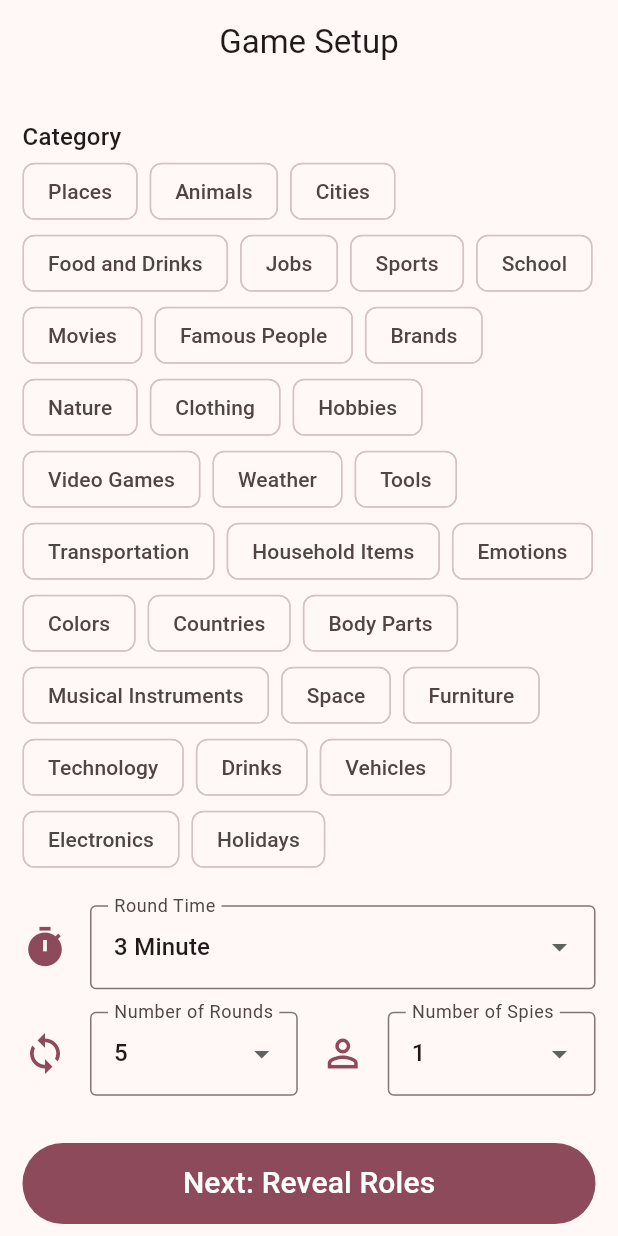
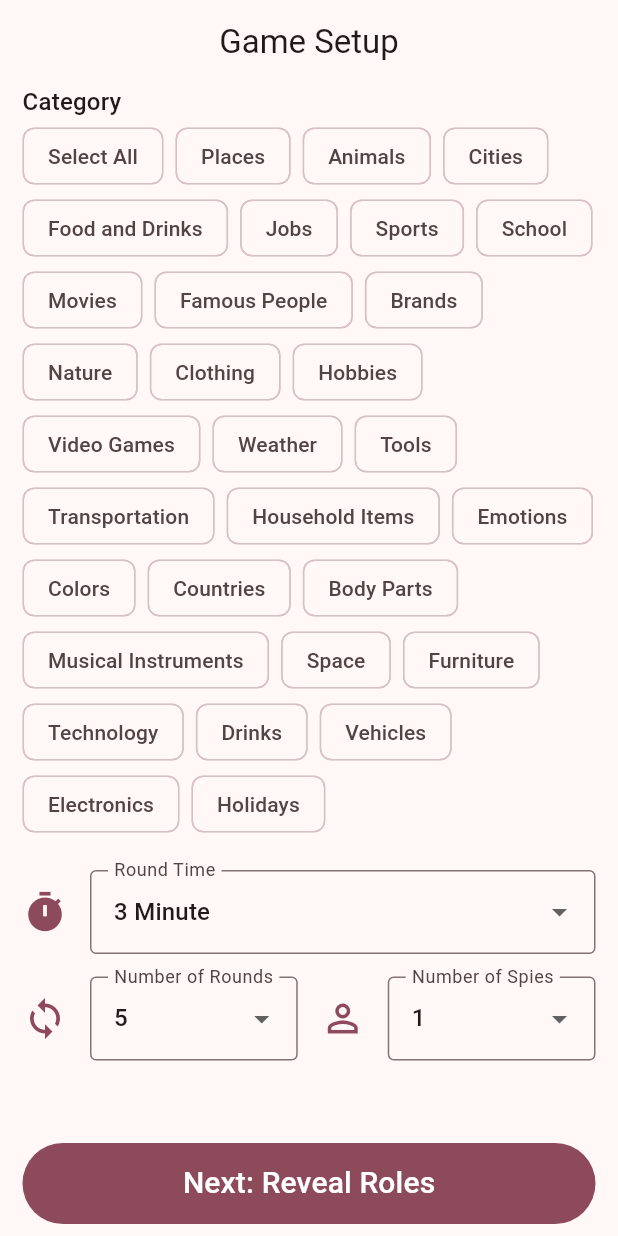
Before and after one commit to TiimmyFTurner/spot_the_spy, a Flutter app: the GameSetupScreen screen opened by its route, on a phone screen of 412 x 824 dp. Run offline on Flutter 3.47's test engine with Material 3 defaults, Android fonts, the phone set to English and light mode, and no system bars; our stand-ins replace action_slider, audioplayers, flutter_riverpod, freezed_annotation, go_router, riverpod_annotation and 1 more; accounts and stored records are empty; generated files the repository leaves out were written again.

Commit message:
add select all option to category selector

```diff
--- a/lib/l10n/app_localizations.dart
+++ b/lib/l10n/app_localizations.dart
@@ -358,6 +358,18 @@ abstract class AppLocalizations {
   /// In en, this message translates to:
   /// **'You need at least 1 category to play the game.'**
   String get categoryCountError;
+
+  /// No description provided for @selectAll.
+  ///
+  /// In en, this message translates to:
+  /// **'Select All'**
+  String get selectAll;
+
+  /// No description provided for @unselectAll.
+  ///
+  /// In en, this message translates to:
+  /// **'Unselect All'**
+  String get unselectAll;
 }
 
 class _AppLocalizationsDelegate extends LocalizationsDelegate<AppLocalizations> {
--- a/lib/l10n/app_localizations_en.dart
+++ b/lib/l10n/app_localizations_en.dart
@@ -171,4 +171,10 @@ class AppLocalizationsEn extends AppLocalizations {
 
   @override
   String get categoryCountError => 'You need at least 1 category to play the game.';
+
+  @override
+  String get selectAll => 'Select All';
+
+  @override
+  String get unselectAll => 'Unselect All';
 }
--- a/lib/l10n/app_localizations_fa.dart
+++ b/lib/l10n/app_localizations_fa.dart
@@ -171,4 +171,10 @@ class AppLocalizationsFa extends AppLocalizations {
 
   @override
   String get categoryCountError => 'برای این بازی حداقل به یک دسته بندی نیاز دارید.';
+
+  @override
+  String get selectAll => 'انتخاب همه';
+
+  @override
+  String get unselectAll => 'لغو انتخاب همه';
 }
--- a/lib/l10n/intl_en.arb
+++ b/lib/l10n/intl_en.arb
@@ -64,5 +64,6 @@
   "spyCaughtQuestion": "Spy Got Caught?",
   "yes": "Yes",
   "no": "No",
-  "categoryCountError": "You need at least 1 category to play the game."
+  "categoryCountError": "You need at least 1 category to play the game.",
+  "selectAll": "Select All",
 }
--- a/lib/l10n/intl_fa.arb
+++ b/lib/l10n/intl_fa.arb
@@ -64,6 +64,6 @@
   "spyCaughtQuestion": "جاسوس پیدا شد؟",
   "yes": "بله",
   "no": "خیر",
-  "categoryCountError": "برای این بازی حداقل به یک دسته بندی نیاز دارید."
-
+  "categoryCountError": "برای این بازی حداقل به یک دسته بندی نیاز دارید.",
+  "selectAll": "انتخاب همه",
 }
--- a/lib/presentation/screens/game_setup_screen.dart
+++ b/lib/presentation/screens/game_setup_screen.dart
@@ -36,19 +36,27 @@ class _GameSetupScreenState extends ConsumerState<GameSetupScreen> {
         child: Padding(
           padding: const EdgeInsets.symmetric(horizontal: 15),
           child: Column(
+            children: [
+              Expanded(
+                child: Column(
                   crossAxisAlignment: CrossAxisAlignment.start,
                   children: [
-              Expanded(child: Container()),
                     Text(
                       AppLocalizations.of(context)!.category,
                       style: Theme.of(context).textTheme.titleMedium,
                     ),
-              MultiCategorySelector(
+                    Flexible(
+                      child: SingleChildScrollView(
+                        child: MultiCategorySelector(
                           allCategories: categories,
                           selected: selectedCategories,
                           onSelectionChanged: (selectedList) {
-                  ref.read(categoryProvider.notifier).set(selectedList);
+                            ref
+                                .read(categoryProvider.notifier)
+                                .set(selectedList);
                           },
+                        ),
+                      ),
                     ),
                     SizedBox(height: 20),
                     Row(
@@ -56,7 +64,11 @@ class _GameSetupScreenState extends ConsumerState<GameSetupScreen> {
                       mainAxisAlignment: MainAxisAlignment.start,
                       mainAxisSize: MainAxisSize.min,
                       children: [
-                  Icon(Icons.timer,size: 30,color: Theme.of(context).colorScheme.primary,),
+                        Icon(
+                          Icons.timer,
+                          size: 30,
+                          color: Theme.of(context).colorScheme.primary,
+                        ),
                         SizedBox(width: 15),
                         Expanded(
                           child: DropdownButtonFormField<int>(
@@ -89,13 +101,18 @@ class _GameSetupScreenState extends ConsumerState<GameSetupScreen> {
                     SizedBox(height: 15),
                     Row(
                       children: [
-                  Icon(Icons.loop,size: 30,color: Theme.of(context).colorScheme.primary,),
+                        Icon(
+                          Icons.loop,
+                          size: 30,
+                          color: Theme.of(context).colorScheme.primary,
+                        ),
                         SizedBox(width: 15),
                         Expanded(
                           child: DropdownButtonFormField<int>(
                             decoration: InputDecoration(
                               border: const OutlineInputBorder(),
-                        labelText: AppLocalizations.of(context)!.roundCount,
+                              labelText:
+                                  AppLocalizations.of(context)!.roundCount,
                             ),
                             value: ref.watch(roundCountProvider),
                             items:
@@ -115,12 +132,18 @@ class _GameSetupScreenState extends ConsumerState<GameSetupScreen> {
                                   );
                                 }).toList(),
                             onChanged: (int? newValue) {
-                        ref.read(roundCountProvider.notifier).set(newValue!);
+                              ref
+                                  .read(roundCountProvider.notifier)
+                                  .set(newValue!);
                             },
                           ),
                         ),
                         SizedBox(width: 15),
-                  Icon(Icons.person_outline,size: 30,color: Theme.of(context).colorScheme.primary,),
+                        Icon(
+                          Icons.person_outline,
+                          size: 30,
+                          color: Theme.of(context).colorScheme.primary,
+                        ),
                         SizedBox(width: 15),
                         Expanded(
                           child: DropdownButtonFormField<int>(
@@ -131,7 +154,8 @@ class _GameSetupScreenState extends ConsumerState<GameSetupScreen> {
                             value: ref.watch(spyCountProvider),
                             items:
                                 List.generate(
-                            (ref.read(playerNamesProvider).length ~/ 3) + 1,
+                                  (ref.read(playerNamesProvider).length ~/ 3) +
+                                      1,
                                   (index) => index + 1,
                                 ).map<DropdownMenuItem<int>>((int spyCount) {
                                   return DropdownMenuItem<int>(
@@ -146,13 +170,19 @@ class _GameSetupScreenState extends ConsumerState<GameSetupScreen> {
                                   );
                                 }).toList(),
                             onChanged: (int? newValue) {
-                        ref.read(spyCountProvider.notifier).set(newValue!);
+                              ref
+                                  .read(spyCountProvider.notifier)
+                                  .set(newValue!);
                             },
                           ),
                         ),
                       ],
                     ),
-              Expanded(child: Container()),
+                  ],
+                ),
+              ),
+
+              // Expanded(child: Container()),
               SizedBox(
                 height: 70,
                 width: MediaQuery.of(context).size.width,
@@ -215,10 +245,19 @@ class MultiCategorySelector extends StatelessWidget {
 
   @override
   Widget build(BuildContext context) {
+    final allSelected = selected.length == allCategories.length;
+
     return Wrap(
       spacing: 8,
-      children:
-          allCategories.map((category) {
+      children: [
+        FilterChip(
+          label: Text(AppLocalizations.of(context)!.selectAll),
+          selected: allSelected,
+          onSelected: (bool value) {
+            onSelectionChanged(allSelected ? [] : [...allCategories]);
+          },
+        ),
+        ...allCategories.map((category) {
           final isSelected = selected.contains(category);
           return FilterChip(
             label: Text(category),
@@ -234,6 +273,7 @@ class MultiCategorySelector extends StatelessWidget {
             },
           );
         }).toList(),
+      ],
     );
   }
 }
```
Lines whose indentation alone changed are shown as unchanged.
